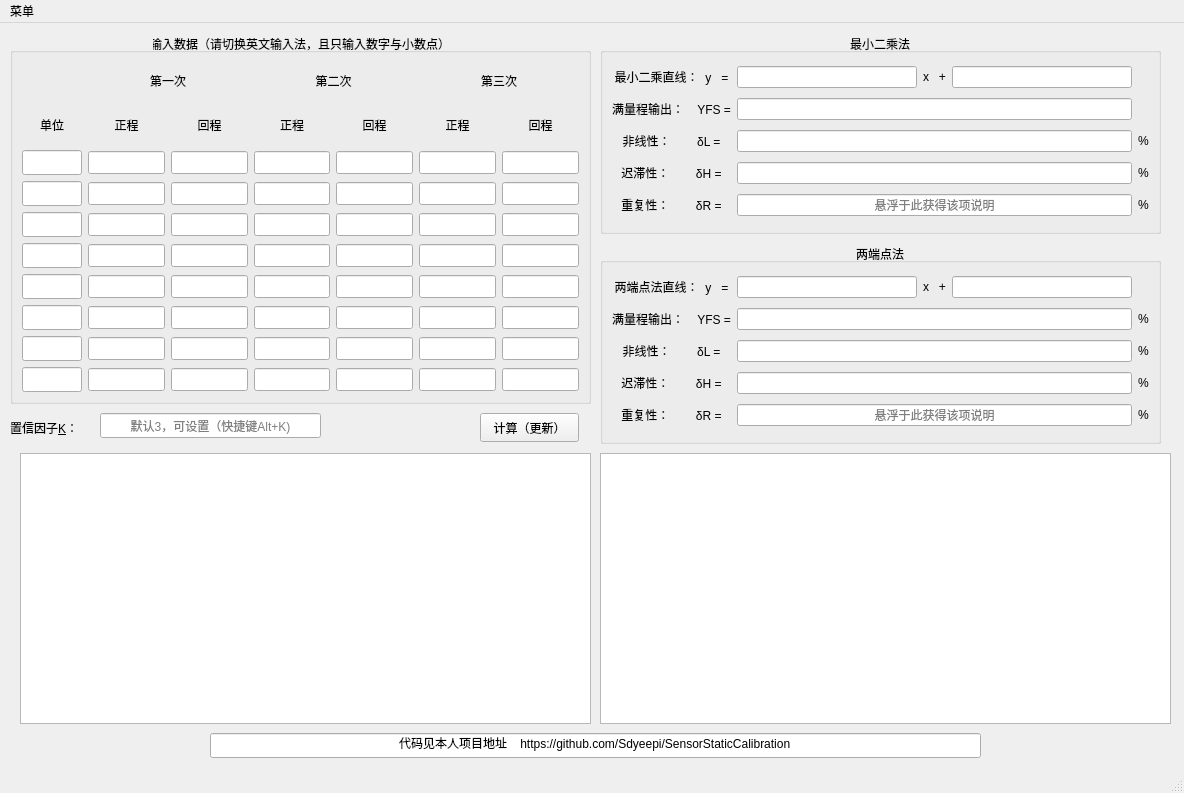
Qt form mainwindow.ui (Sdyeepi/SensorStaticCalibration) before a commit.
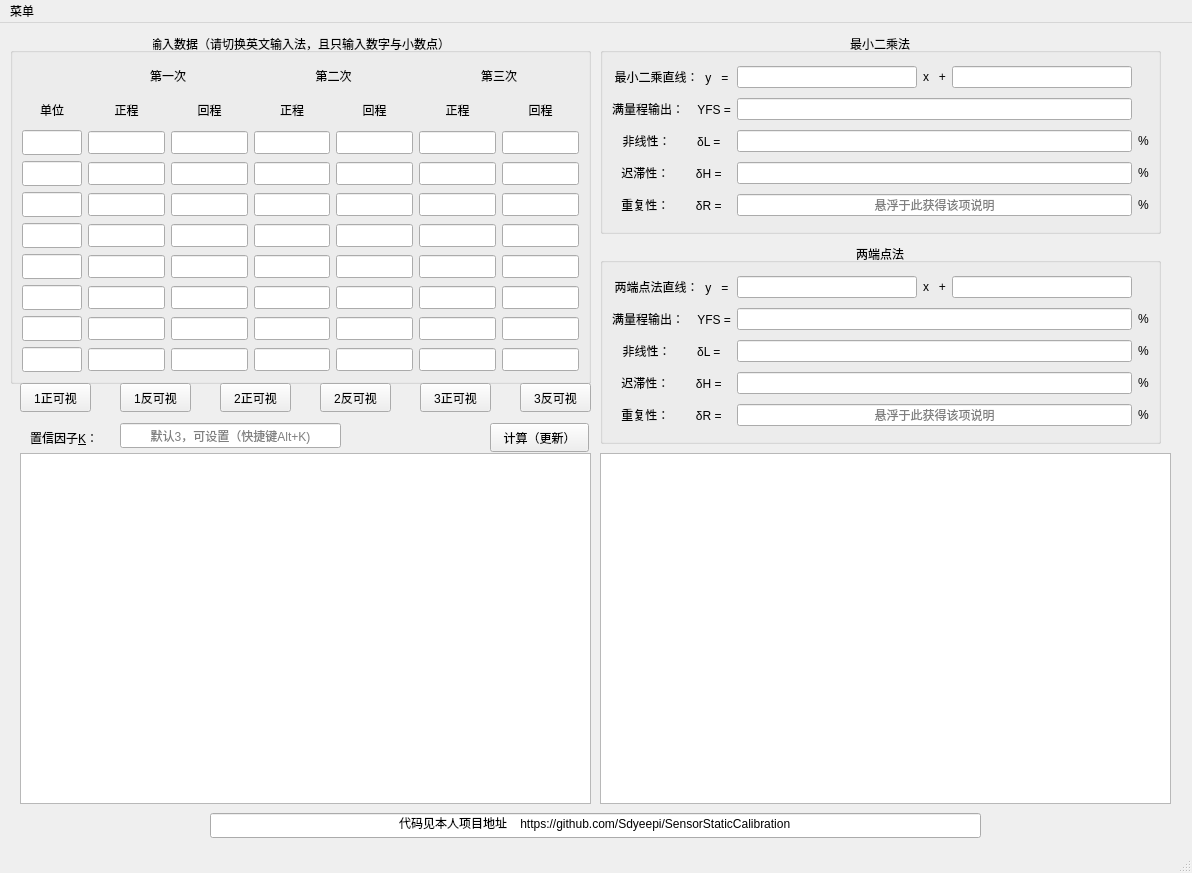
The same form after that commit. Custom widgets are drawn as their Qt base class.

What changed in the file:
```diff
--- a/mainwindow.ui
+++ b/mainwindow.ui
@@ -6,8 +6,8 @@
    <rect>
     <x>0</x>
     <y>0</y>
-    <width>1184</width>
-    <height>793</height>
+    <width>1192</width>
+    <height>873</height>
    </rect>
   </property>
   <property name="windowTitle">
@@ -20,7 +20,7 @@
       <x>10</x>
       <y>10</y>
       <width>581</width>
-      <height>371</height>
+      <height>351</height>
      </rect>
     </property>
     <property name="title">
@@ -1085,8 +1085,8 @@
    <widget class="QLabel" name="LBleCnFac">
     <property name="geometry">
      <rect>
-      <x>10</x>
-      <y>390</y>
+      <x>30</x>
+      <y>400</y>
       <width>81</width>
       <height>29</height>
      </rect>
@@ -1101,8 +1101,8 @@
    <widget class="QPushButton" name="pBtnUpdate">
     <property name="geometry">
      <rect>
-      <x>480</x>
-      <y>390</y>
+      <x>490</x>
+      <y>400</y>
       <width>99</width>
       <height>29</height>
      </rect>
@@ -1114,8 +1114,8 @@
    <widget class="QLineEdit" name="lineEditK">
     <property name="geometry">
      <rect>
-      <x>100</x>
-      <y>390</y>
+      <x>120</x>
+      <y>400</y>
       <width>221</width>
       <height>25</height>
      </rect>
@@ -1317,7 +1317,7 @@
       <x>20</x>
       <y>430</y>
       <width>571</width>
-      <height>271</height>
+      <height>351</height>
      </rect>
     </property>
     <property name="toolTip">
@@ -1328,7 +1328,7 @@
     <property name="geometry">
      <rect>
       <x>210</x>
-      <y>710</y>
+      <y>790</y>
       <width>771</width>
       <height>25</height>
      </rect>
@@ -1346,8 +1346,107 @@
       <x>600</x>
       <y>430</y>
       <width>571</width>
-      <height>271</height>
+      <height>351</height>
      </rect>
+    </property>
+    <property name="toolTip">
+     <string>左键框选放大图像，右键单击缩小图像，可重新点击计算（更新）恢复原像</string>
+    </property>
+   </widget>
+   <widget class="QPushButton" name="pBtn1pVis">
+    <property name="geometry">
+     <rect>
+      <x>20</x>
+      <y>360</y>
+      <width>71</width>
+      <height>29</height>
+     </rect>
+    </property>
+    <property name="toolTip">
+     <string>点击可选择在下图中原始数据是否可见</string>
+    </property>
+    <property name="text">
+     <string>1正可视</string>
+    </property>
+   </widget>
+   <widget class="QPushButton" name="pBtn1rVis">
+    <property name="geometry">
+     <rect>
+      <x>120</x>
+      <y>360</y>
+      <width>71</width>
+      <height>29</height>
+     </rect>
+    </property>
+    <property name="toolTip">
+     <string>点击可选择在下图中原始数据是否可见</string>
+    </property>
+    <property name="text">
+     <string>1反可视</string>
+    </property>
+   </widget>
+   <widget class="QPushButton" name="pBtn2pVis">
+    <property name="geometry">
+     <rect>
+      <x>220</x>
+      <y>360</y>
+      <width>71</width>
+      <height>29</height>
+     </rect>
+    </property>
+    <property name="toolTip">
+     <string>点击可选择在下图中原始数据是否可见</string>
+    </property>
+    <property name="text">
+     <string>2正可视</string>
+    </property>
+   </widget>
+   <widget class="QPushButton" name="pBtn2rVis">
+    <property name="geometry">
+     <rect>
+      <x>320</x>
+      <y>360</y>
+      <width>71</width>
+      <height>29</height>
+     </rect>
+    </property>
+    <property name="toolTip">
+     <string>点击可选择在下图中原始数据是否可见</string>
+    </property>
+    <property name="text">
+     <string>2反可视</string>
+    </property>
+   </widget>
+   <widget class="QPushButton" name="pBtn3pVis">
+    <property name="geometry">
+     <rect>
+      <x>420</x>
+      <y>360</y>
+      <width>71</width>
+      <height>29</height>
+     </rect>
+    </property>
+    <property name="toolTip">
+     <string>点击可选择在下图中原始数据是否可见</string>
+    </property>
+    <property name="text">
+     <string>3正可视</string>
+    </property>
+   </widget>
+   <widget class="QPushButton" name="pBtn3rVis">
+    <property name="geometry">
+     <rect>
+      <x>520</x>
+      <y>360</y>
+      <width>71</width>
+      <height>29</height>
+     </rect>
+    </property>
+    <property name="toolTip">
+     <string>点击可选择在下图中原始数据是否可见</string>
+    </property>
+    <property name="text">
+     <string>3反可视</string>
     </property>
    </widget>
   </widget>
@@ -1356,7 +1455,7 @@
     <rect>
      <x>0</x>
      <y>0</y>
-     <width>1184</width>
+     <width>1192</width>
      <height>26</height>
     </rect>
    </property>
```
Left out of the diff: 6 changed lines with no effect on the pictures.
